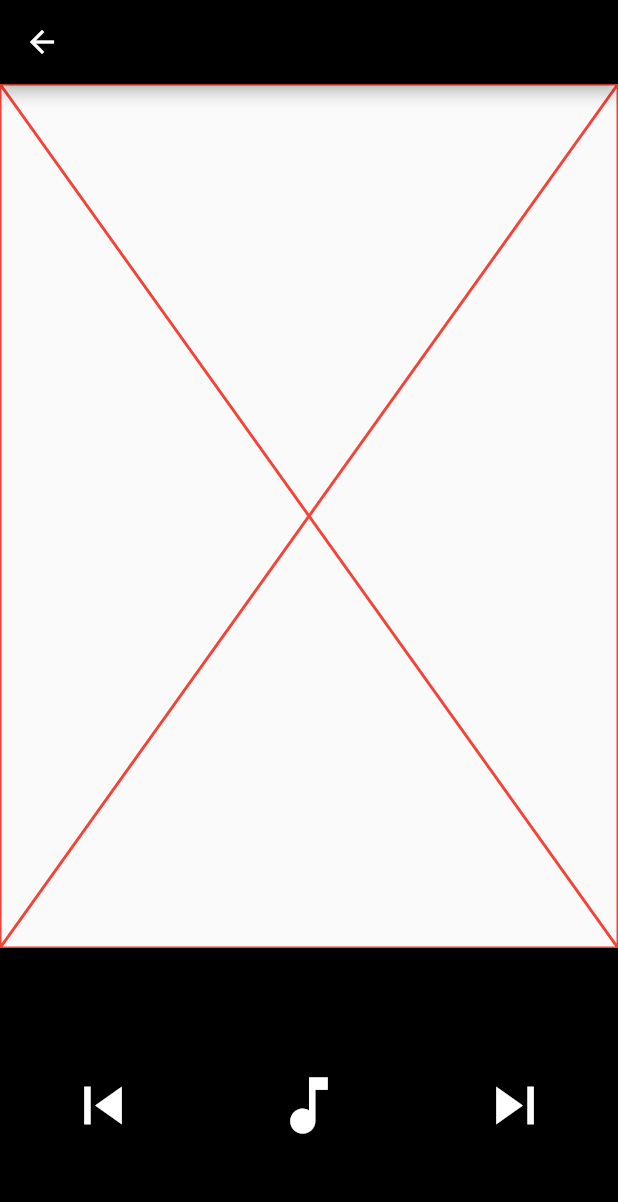
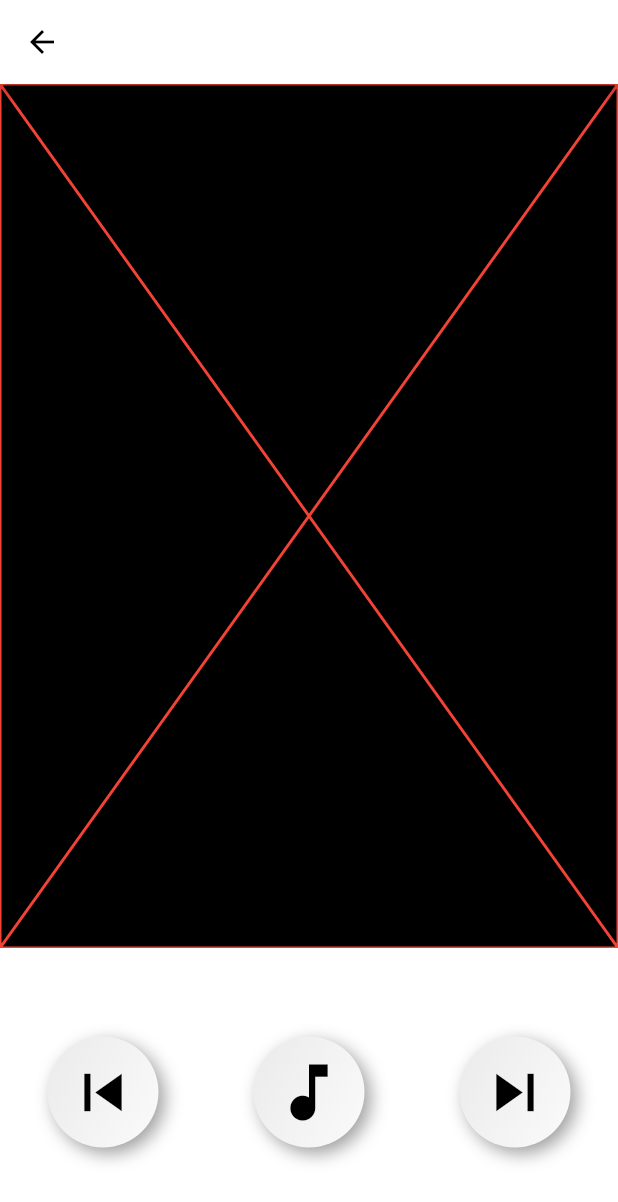
Before and after one commit to srihariash999/podboi, a Flutter app: the screen it shows after launch, after a tap on an icon or button, on a phone screen of 412 x 824 dp. Shown: the top 1202 px of the screen. Run offline on Flutter 3.47's test engine with Material 2 defaults, Android fonts, the phone set to English and light mode, and no system bars; drawn by our look-alikes of flutter_neumorphic; our stand-ins replace get_it; missing offline and left inert: flutter_sound, podcast_search; network calls fail.

Commit message:
tweaked some code + UI

```diff
--- a/lib/services/player_page_service.dart
+++ b/lib/services/player_page_service.dart
@@ -5,62 +5,54 @@ class PlayerPageService {
 
   int trackNumber;
 
-  void stopPlayer() {
-    trackPlayer.stopPlayer();
+  Future stopPlayer() async {
+   await trackPlayer.stopPlayer();
   }
 
   Future startPlayer() async {
-
-    initPlayer();
     print(trackNumber);
     await trackPlayer.startPlayerFromTrack(
         Track(
-        trackPath: _songsList[0], // An example audio file
+          trackPath: _songsList[trackNumber],
           trackTitle: "Track Title",
           trackAuthor: "Track Author",
           albumArtUrl:
               "https://file-examples.com/wp-content/uploads/2017/10/file_example_PNG_1MB.png", // An example image
         ),
-      whenFinished: () {
-        print('I hope you enjoyed listening to this song');
-      },
-      whenPaused: pausePlayer(),
-      onSkipBackward: () {
-        print('Skip backward');
-        stopPlayer();
-      },
-      onSkipForward: () {
-        print('Skip forward');
-        stopPlayer();
-      },
-    );
+        whenFinished: tellModel());
   }
 
-  void resumePlayer() {
-    trackPlayer.resumePlayer();
+  Future resumePlayer() async {
+    await trackPlayer.resumePlayer();
   }
 
-  pausePlayer() {
-    trackPlayer.pausePlayer();
-  }
-  void aapuPlayer() {
-    trackPlayer.pausePlayer();
+  pausePlayer() {}
+
+  // 'Aapu' is telugu for stop. I know it doesn't exactly fit, but its like 'roko' in hindi.
+
+  Future aapuPlayer() async {
+    await trackPlayer.pausePlayer();
   }
 
-  void initPlayer() async {
+  Future initPlayer(int i) async {
     trackPlayer = await TrackPlayer().initialize();
+    trackNumber = i;
   }
 
   List<String> _songsList = [
-    "https://audioboom.com/posts/7552962.mp3?modified=1586457466",
-    "https://audioboom.com/posts/7552962.mp3?modified=1586457466",
-    "https://audioboom.com/posts/7552962.mp3?modified=1586457466",
-    "https://audioboom.com/posts/7552962.mp3?modified=1586457466",
-    "https://audioboom.com/posts/7552962.mp3?modified=1586457466",
-    "https://audioboom.com/posts/7552962.mp3?modified=1586457466",
-    "https://audioboom.com/posts/7552962.mp3?modified=1586457466",
-    "https://audioboom.com/posts/7552962.mp3?modified=1586457466",
-    "https://audioboom.com/posts/7552962.mp3?modified=1586457466",
-    "https://audioboom.com/posts/7552962.mp3?modified=1586457466",
+    "http://traffic.libsyn.com/astronomycast/AstroCast-200413.mp3?dest-id=11189",
+    "https://www.barbneal.com/wp-content/uploads/spock02.mp3",
+    "https://www.barbneal.com/wp-content/uploads/spock03.mp3",
+    "https://www.barbneal.com/wp-content/uploads/spock04.mp3",
+    "https://www.barbneal.com/wp-content/uploads/spock05.mp3",
+    "https://www.barbneal.com/wp-content/uploads/spock06.mp3",
+    "https://www.barbneal.com/wp-content/uploads/spock07.mp3",
+    "https://www.barbneal.com/wp-content/uploads/spock08.mp3",
+    "https://www.barbneal.com/wp-content/uploads/spock09.mp3",
+    "https://www.barbneal.com/wp-content/uploads/spock10.mp3",
   ];
+
+  tellModel() {
+    return true;
   }
+}
--- a/lib/views/player_page_view.dart
+++ b/lib/views/player_page_view.dart
@@ -1,4 +1,5 @@
 import 'package:flutter/material.dart';
+import 'package:flutter_neumorphic/flutter_neumorphic.dart';
 import 'package:podboi/models/player_page_model.dart';
 import 'package:podboi/service_locator.dart';
 import 'package:podboi/state_enums.dart';
@@ -14,7 +15,8 @@ class Player extends StatelessWidget {
       model: locator<PlayerPageModel>(),
       child: Scaffold(
         appBar: AppBar(
-          backgroundColor: Colors.black,
+          iconTheme: IconThemeData(color: Colors.black),
+          backgroundColor: Colors.white,
         ),
         body: Container(
             child: Column(
@@ -22,6 +24,7 @@ class Player extends StatelessWidget {
             Expanded(
               flex: 6,
               child: Container(
+                color: Colors.black,
                 child: Placeholder(
                   color: Colors.red,
                 ),
@@ -30,20 +33,30 @@ class Player extends StatelessWidget {
             Expanded(
               flex: 2,
               child: Container(
-                color: Colors.black,
+                color: Colors.white,
                 child: Row(
                   mainAxisAlignment: MainAxisAlignment.spaceEvenly,
                   crossAxisAlignment: CrossAxisAlignment.center,
                   children: <Widget>[
                     Expanded(
                       child: Container(
-                        child: IconButton(
-                          icon: Icon(
-                            Icons.skip_previous,
-                            color: Colors.white,
-                            size: 50,
+                        child: GestureDetector(
+                          child: Neumorphic(
+                            boxShape: NeumorphicBoxShape.circle(),
+                            style: NeumorphicStyle(
+                                shape: NeumorphicShape.concave,
+                                depth: 8,
+                                lightSource: LightSource.topLeft,
+                                color: Colors.white),
+                            child: Padding(
+                              padding: const EdgeInsets.all(12.0),
+                              child: Icon(
+                                Icons.skip_previous,
+                                color: Colors.black,
+                                size: 50,
+                              ),
+                            ),
                           ),
-                          onPressed: () {},
                         ),
                       ),
                     ),
@@ -56,52 +69,86 @@ class Player extends StatelessWidget {
                           bomma = Icons.music_note;
                           print(
                               "got stopped................................................................................................................");
-                        }
-                        else if (_currentState == stithi.paused) {
+                        } else if (_currentState == stithi.paused) {
                           bomma = Icons.play_arrow;
                           print(
                               "got Paused................................................................................................................");
-                        }
-                        else if (_currentState == stithi.playing) {
+                        } else if (_currentState == stithi.playing) {
                           bomma = Icons.pause;
                           print(
                               "got Playing................................................................................................................");
-                        }
-                        else if (_currentState == stithi.buffering) {
+                        } else if (_currentState == stithi.buffering) {
                           print(
                               "got Buffering................................................................................................................");
                           bomma = Icons.camera;
-                        }
-                        else{
+                        } else {
                           print("Thu na batuku" + _currentState.toString());
-
                         }
 
                         return Expanded(
                           child: Container(
-                            child: IconButton(
-                              icon: Icon(
-                                bomma,
-                                color: Colors.white,
-                                size: 50,
-                              ),
-                              onPressed: () {
+                            child: GestureDetector(
+                              onTap: () {
                                 model.buttonPressedAction();
                               },
+                              child: Neumorphic(
+                                boxShape: NeumorphicBoxShape.circle(),
+                                style: NeumorphicStyle(
+                                    shape: NeumorphicShape.concave,
+                                    depth: 8,
+                                    lightSource: LightSource.topLeft,
+                                    color: Colors.white),
+                                child: Padding(
+                                  padding: const EdgeInsets.all(12.0),
+                                  child: _currentState == stithi.buffering
+                                      ? Center(
+                                        child: CircularProgressIndicator(
+                                            backgroundColor: Colors.white,
+                                            valueColor: AlwaysStoppedAnimation(
+                                                Colors.black),
+                                          ),
+                                      )
+                                      : Icon(
+                                          bomma,
+                                          color: Colors.black,
+                                          size: 50,
+                                        ),
+                                ),
+                              ),
                             ),
+                            // IconButton(
+                            //   icon: Icon(
+                            //     bomma,
+                            //     color: Colors.white,
+                            //     size: 50,
+                            //   ),
+                            //   onPressed: () {
+                            //     model.buttonPressedAction();
+                            //   },
+                            // ),
                           ),
                         );
                       },
                     ),
                     Expanded(
                       child: Container(
-                        child: IconButton(
-                          icon: Icon(
-                            Icons.skip_next,
-                            color: Colors.white,
-                            size: 50,
+                        child: GestureDetector(
+                          child: Neumorphic(
+                            boxShape: NeumorphicBoxShape.circle(),
+                            style: NeumorphicStyle(
+                                shape: NeumorphicShape.concave,
+                                depth: 8,
+                                lightSource: LightSource.topLeft,
+                                color: Colors.white),
+                            child: Padding(
+                              padding: const EdgeInsets.all(12.0),
+                              child: Icon(
+                                Icons.skip_next,
+                                color: Colors.black,
+                                size: 50,
+                              ),
+                            ),
                           ),
-                          onPressed: () {},
                         ),
                       ),
                     ),
--- a/pubspec.yaml
+++ b/pubspec.yaml
@@ -11,7 +11,8 @@ dependencies:
   flutter:
     sdk: flutter
   podcast_search: ^0.3.1
-  flutter_sound: ^3.1.8
+  flutter_sound: ^3.1.0
+  flutter_neumorphic: ^1.0.4
   scoped_model: ^1.0.1
   get_it: ^4.0.1
 
```
Also changed, not shown: lib/models/player_page_model.dart (+29 -18 lines), pubspec.lock. Lines whose indentation alone changed are shown as unchanged.
